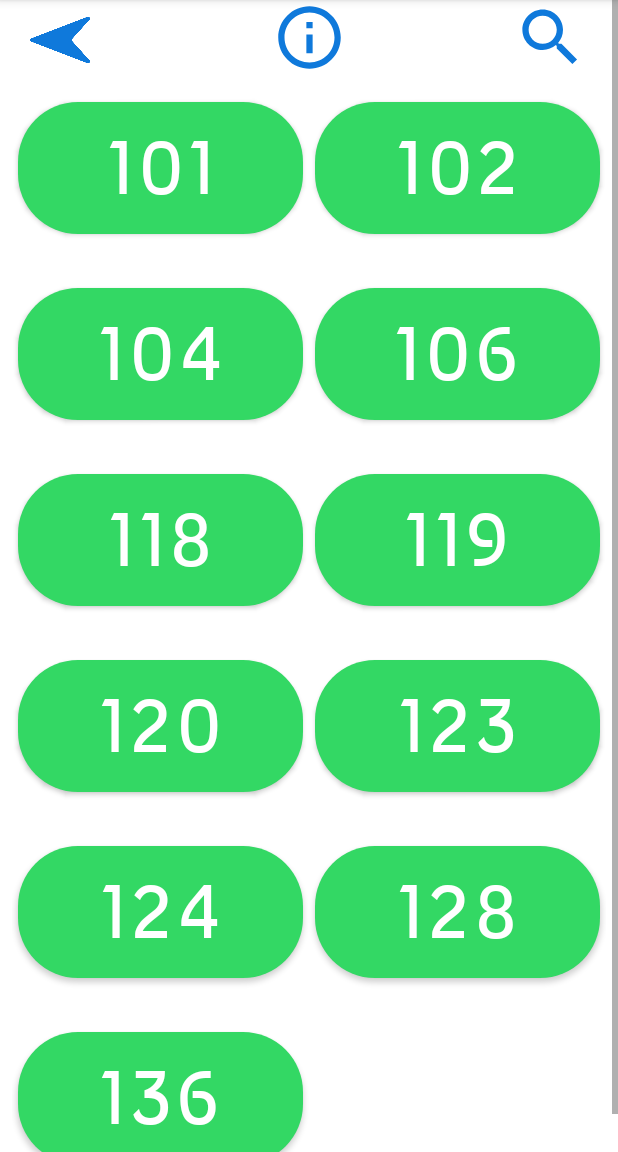
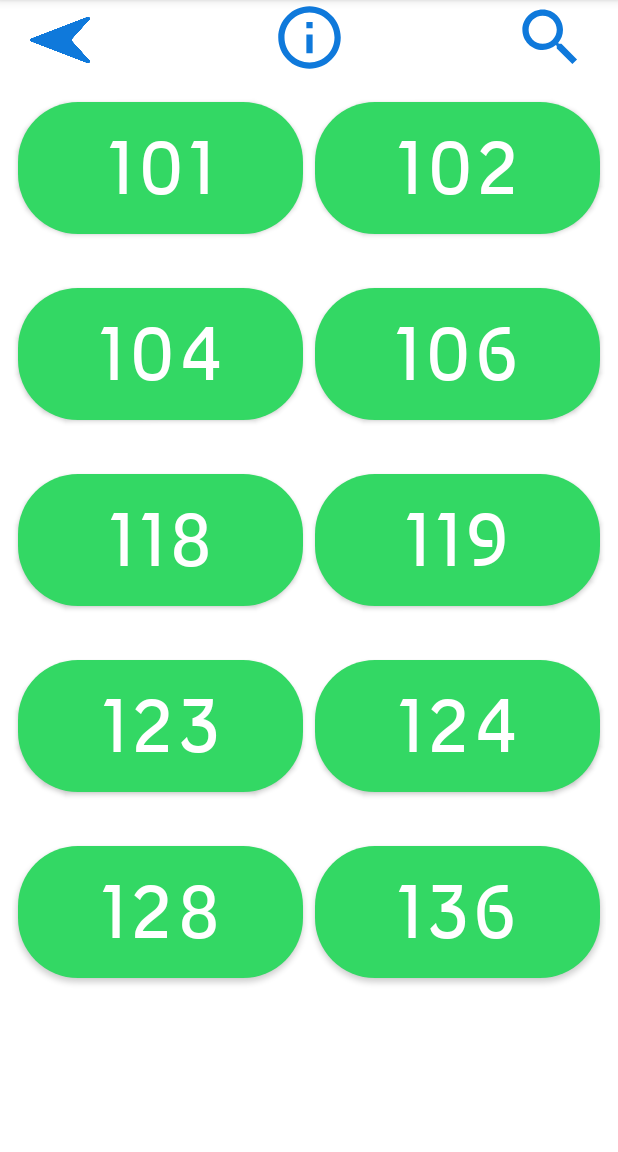
Before and after one commit to GateKeeperUA/FinalApp, an Android app: the floor1 screen opened directly, with no data from a screen before it, on a phone screen of 412 x 824 dp, the part 84-1236 px from its top. Run offline under Robolectric (Android 15) with nearby library versions, the phone set to English and light mode, and no system bars.

Commit message:
Update background home

```diff
--- a/app/src/main/java/com/example/app/floor1.java
+++ b/app/src/main/java/com/example/app/floor1.java
@@ -71,7 +71,6 @@ public class floor1 extends AppCompatActivity {
         Button room106 = findViewById(R.id.room106);
         Button room118 = findViewById(R.id.room118);
         Button room119 = findViewById(R.id.room119);
-        Button room120 = findViewById(R.id.room120);
         Button room123 = findViewById(R.id.room123);
         Button room124 = findViewById(R.id.room124);
         Button room128 = findViewById(R.id.room128);
@@ -92,7 +91,6 @@ public class floor1 extends AppCompatActivity {
             room106.setBackgroundColor(getResources().getColor(R.color.red));
             room118.setBackgroundColor(getResources().getColor(R.color.azure));
             room119.setBackgroundColor(getResources().getColor(R.color.azure));
-            room120.setBackgroundColor(getResources().getColor(R.color.azure));
             room123.setBackgroundColor(getResources().getColor(R.color.azure));
             room124.setBackgroundColor(getResources().getColor(R.color.azure));
             room128.setBackgroundColor(getResources().getColor(R.color.azure));
@@ -107,7 +105,6 @@ public class floor1 extends AppCompatActivity {
             room106.setBackgroundColor(getResources().getColor(R.color.green));
             room118.setBackgroundColor(getResources().getColor(R.color.green));
             room119.setBackgroundColor(getResources().getColor(R.color.green));
-            room120.setBackgroundColor(getResources().getColor(R.color.green));
             room123.setBackgroundColor(getResources().getColor(R.color.green));
             room124.setBackgroundColor(getResources().getColor(R.color.green));
             room128.setBackgroundColor(getResources().getColor(R.color.green));
--- a/app/src/main/res/drawable/roundshape_button.xml
+++ b/app/src/main/res/drawable/roundshape_button.xml
@@ -5,6 +5,6 @@
         android:width="2dp"
         android:color="@color/azure"/>
     <corners  android:radius="50dp"/>
-    <solid android:color="@color/white"></solid>
+
 
 </shape>
--- a/app/src/main/res/layout/activity_floor1.xml
+++ b/app/src/main/res/layout/activity_floor1.xml
@@ -88,36 +88,25 @@
         <LinearLayout
             style="@style/room_layout">
             <Button
-                android:id="@+id/room120"
-                android:text="120"
+                android:id="@+id/room123"
+                android:text="123"
                 style="@style/room_button" />
             <Button
-                android:id="@+id/room123"
-                android:text="123"
+                android:id="@+id/room124"
+                android:text="124"
                 style="@style/room_button" />
         </LinearLayout>
 
         <LinearLayout
             style="@style/room_layout">
             <Button
-                android:id="@+id/room124"
-                android:text="124"
-                style="@style/room_button" />
-            <Button
                 android:id="@+id/room128"
                 android:text="128"
                 style="@style/room_button" />
-        </LinearLayout>
-
-        <LinearLayout
-            style="@style/room_layout">
             <Button
                 android:id="@+id/room136"
                 android:text="136"
                 style="@style/room_button" />
-            <TextView
-                android:backgroundTint="@color/white"
-                style="@style/room_button_blanck" />
         </LinearLayout>
     </GridLayout>
 </ScrollView>
```
Also changed, not shown: app/src/main/res/layout/fragment_home.xml (+6 -1 lines), app/src/main/res/drawable/background.jpg (added), app/src/main/res/drawable/floor_one_closed.png, app/src/main/res/drawable/floor_one_open.png.
